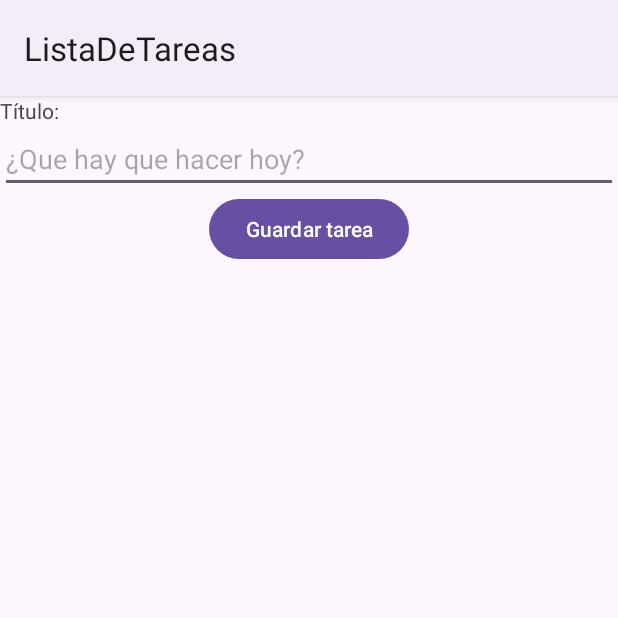
After one commit to IgniteCoders/ListaDeTareas, an Android app: the TaskActivity screen opened directly, with no data from a screen before it, on a phone screen of 412 x 824 dp, the top half of it. The commit adds this screen. Run offline under Robolectric (Android 15) with nearby library versions, the phone set to English and light mode, and no system bars; 1 statement that could not run was skipped.

Commit message:
Now we list tasks by category and we can create tasks.

```diff
--- a/app/src/main/AndroidManifest.xml
+++ b/app/src/main/AndroidManifest.xml
@@ -13,6 +13,12 @@
         android:theme="@style/Theme.ListaDeTareas"
         tools:targetApi="31">
         <activity
+            android:name=".activities.TaskActivity"
+            android:exported="false" />
+        <activity
+            android:name=".activities.TaskListActivity"
+            android:exported="false" />
+        <activity
             android:name=".activities.MainActivity"
             android:exported="true">
             <intent-filter>
--- /dev/null
+++ b/app/src/main/java/com/example/listadetareas/activities/TaskActivity.kt
@@ -0,0 +1,51 @@
+package com.example.listadetareas.activities
+
+import android.os.Bundle
+import androidx.activity.enableEdgeToEdge
+import androidx.appcompat.app.AppCompatActivity
+import androidx.core.view.ViewCompat
+import androidx.core.view.WindowInsetsCompat
+import com.example.listadetareas.R
+import com.example.listadetareas.data.Category
+import com.example.listadetareas.data.CategoryDAO
+import com.example.listadetareas.data.Task
+import com.example.listadetareas.data.TaskDAO
+import com.example.listadetareas.databinding.ActivityTaskBinding
+
+class TaskActivity : AppCompatActivity() {
+
+    lateinit var binding: ActivityTaskBinding
+
+    lateinit var category: Category
+    lateinit var task: Task
+
+    lateinit var taskDAO: TaskDAO
+    lateinit var categoryDAO: CategoryDAO
+
+    override fun onCreate(savedInstanceState: Bundle?) {
+        super.onCreate(savedInstanceState)
+        enableEdgeToEdge()
+
+        binding = ActivityTaskBinding.inflate(layoutInflater)
+        setContentView(binding.root)
+
+        ViewCompat.setOnApplyWindowInsetsListener(findViewById(R.id.main)) { v, insets ->
+            val systemBars = insets.getInsets(WindowInsetsCompat.Type.systemBars())
+            v.setPadding(systemBars.left, systemBars.top, systemBars.right, systemBars.bottom)
+            insets
+        }
+
+        categoryDAO = CategoryDAO(this)
+        taskDAO = TaskDAO(this)
+
+        val categoryId = intent.getLongExtra("CATEGORY_ID", -1)
+        category = categoryDAO.findById(categoryId)!!
+
+        binding.saveButton.setOnClickListener {
+            val title = binding.titleEditText.text.toString()
+            task = Task(-1L, title, false, category)
+            taskDAO.insert(task)
+            finish()
+        }
+    }
+}
--- a/app/src/main/java/com/example/listadetareas/utils/DatabaseManager.kt
+++ b/app/src/main/java/com/example/listadetareas/utils/DatabaseManager.kt
@@ -4,24 +4,37 @@ import android.content.Context
 import android.database.sqlite.SQLiteDatabase
 import android.database.sqlite.SQLiteOpenHelper
 import com.example.listadetareas.data.Category
+import com.example.listadetareas.data.Task
 
 class DatabaseManager(context: Context) : SQLiteOpenHelper(context, DATABASE_NAME, null, DATABASE_VERSION) {
 
     companion object {
         // If you change the database schema, you must increment the database version.
-        const val DATABASE_VERSION = 1
+        const val DATABASE_VERSION = 2
         const val DATABASE_NAME = "ToDoList.db"
 
         private const val SQL_CREATE_CATEGORY =
             "CREATE TABLE ${Category.TABLE_NAME} (" +
-                    "${Category.COLUMN_NAME_ID} INTEGER PRIMARY KEY AUTOINCREMENT," +
+                    "${Category.COLUMN_NAME_ID} INTEGER PRIMARY KEY AUTOINCREMENT, " +
                     "${Category.COLUMN_NAME_TITLE} TEXT)"
 
         private const val SQL_DELETE_CATEGORY = "DROP TABLE IF EXISTS ${Category.TABLE_NAME}"
+
+        private const val SQL_CREATE_TASK =
+            "CREATE TABLE ${Task.TABLE_NAME} (" +
+                    "${Task.COLUMN_NAME_ID} INTEGER PRIMARY KEY AUTOINCREMENT," +
+                    "${Task.COLUMN_NAME_TITLE} TEXT, " +
+                    "${Task.COLUMN_NAME_DONE} INTEGER, " +
+                    "${Task.COLUMN_NAME_CATEGORY} INTEGER, " +
+                    "FOREIGN KEY (${Task.COLUMN_NAME_CATEGORY}) " +
+                    "REFERENCES ${Category.TABLE_NAME}(${Category.COLUMN_NAME_ID}))"
+
+        private const val SQL_DELETE_TASK = "DROP TABLE IF EXISTS ${Task.TABLE_NAME}"
     }
 
     override fun onCreate(db: SQLiteDatabase) {
         db.execSQL(SQL_CREATE_CATEGORY)
+        db.execSQL(SQL_CREATE_TASK)
     }
 
     override fun onUpgrade(db: SQLiteDatabase, oldVersion: Int, newVersion: Int) {
@@ -30,6 +43,7 @@ class DatabaseManager(context: Context) : SQLiteOpenHelper(context, DATABASE_NAM
     }
 
     private fun onDestroy(db: SQLiteDatabase) {
+        db.execSQL(SQL_DELETE_TASK)
         db.execSQL(SQL_DELETE_CATEGORY)
     }
 }
--- /dev/null
+++ b/app/src/main/res/layout/activity_task.xml
@@ -0,0 +1,29 @@
+<?xml version="1.0" encoding="utf-8"?>
+<LinearLayout xmlns:android="http://schemas.android.com/apk/res/android"
+    xmlns:app="http://schemas.android.com/apk/res-auto"
+    xmlns:tools="http://schemas.android.com/tools"
+    android:id="@+id/main"
+    android:layout_width="match_parent"
+    android:layout_height="match_parent"
+    android:orientation="vertical"
+    tools:context=".activities.TaskActivity">
+
+    <TextView
+        android:layout_width="match_parent"
+        android:layout_height="wrap_content"
+        android:text="Título:"/>
+
+    <EditText
+        android:id="@+id/titleEditText"
+        android:layout_width="match_parent"
+        android:layout_height="wrap_content"
+        android:hint="¿Que hay que hacer hoy?"/>
+
+    <Button
+        android:id="@+id/saveButton"
+        android:layout_width="wrap_content"
+        android:layout_height="wrap_content"
+        android:text="Guardar tarea"
+        android:layout_gravity="center_horizontal"/>
+
+</LinearLayout>
--- a/app/src/main/res/values-night/themes.xml
+++ b/app/src/main/res/values-night/themes.xml
@@ -1,6 +1,6 @@
 <resources xmlns:tools="http://schemas.android.com/tools">
     <!-- Base application theme. -->
-    <style name="Base.Theme.ListaDeTareas" parent="Theme.Material3.DayNight.NoActionBar">
+    <style name="Base.Theme.ListaDeTareas" parent="Theme.Material3.DayNight">
         <!-- Customize your dark theme here. -->
         <!-- <item name="colorPrimary">@color/my_dark_primary</item> -->
     </style>
--- a/app/src/main/res/values/themes.xml
+++ b/app/src/main/res/values/themes.xml
@@ -1,6 +1,6 @@
 <resources xmlns:tools="http://schemas.android.com/tools">
     <!-- Base application theme. -->
-    <style name="Base.Theme.ListaDeTareas" parent="Theme.Material3.DayNight.NoActionBar">
+    <style name="Base.Theme.ListaDeTareas" parent="Theme.Material3.DayNight">
         <!-- Customize your light theme here. -->
         <!-- <item name="colorPrimary">@color/my_light_primary</item> -->
     </style>
```
Also changed, not shown: app/src/main/java/com/example/listadetareas/activities/MainActivity.kt (+7 -1 lines), app/src/main/java/com/example/listadetareas/activities/TaskListActivity.kt (added, +86 -0 lines), app/src/main/java/com/example/listadetareas/adapters/TaskAdapter.kt (added, +48 -0 lines), app/src/main/java/com/example/listadetareas/data/Task.kt (+12 -2 lines), app/src/main/java/com/example/listadetareas/data/TaskDAO.kt (added, +234 -0 lines), app/src/main/res/layout/activity_task_list.xml (added, +28 -0 lines), app/src/main/res/layout/item_task.xml (added, +20 -0 lines).
